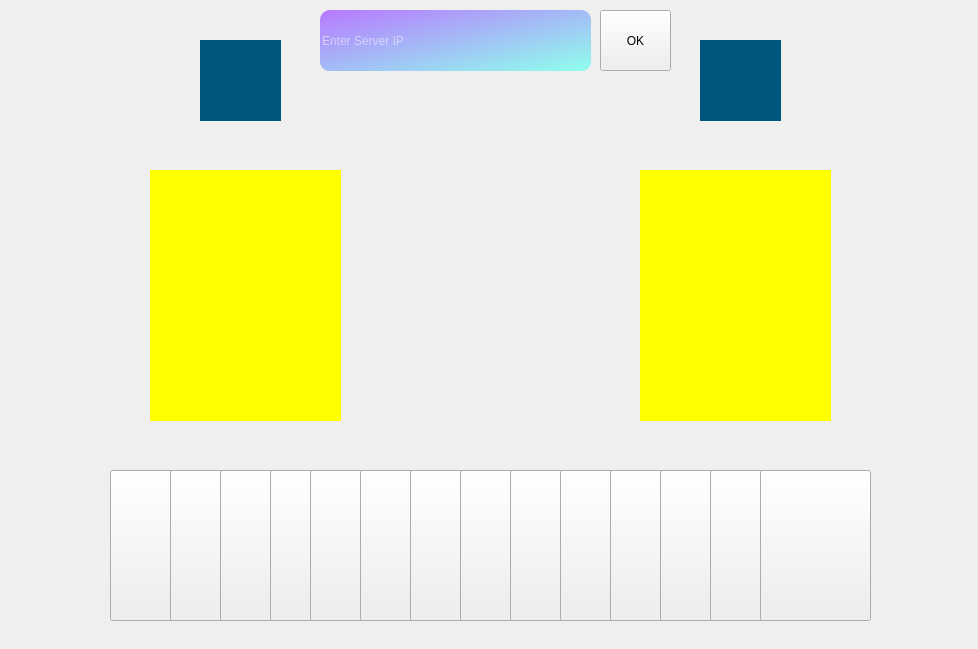
Above: maingame.ui from Mahrokh-M/SkullKing_Never-Executable_7 before the change. Below: the same form after it.
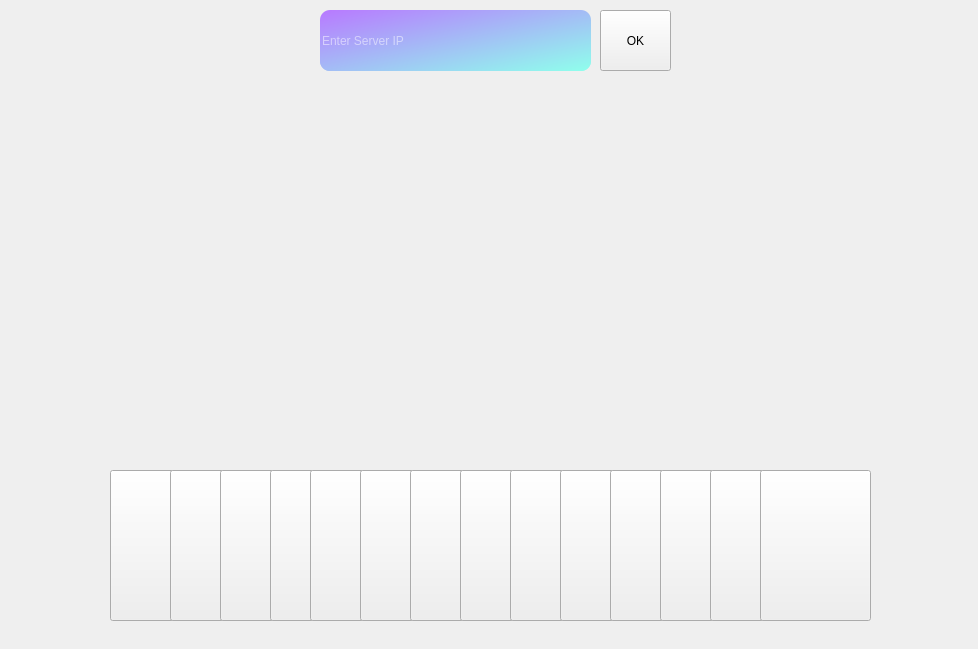
That is the form after the change. Icons and pictures are not drawn.

Commit message: Gifs erreor fixed!

```diff
--- a/maingame.ui
+++ b/maingame.ui
@@ -39,7 +39,7 @@
     </rect>
    </property>
    <property name="styleSheet">
-    <string notr="true">background-color: rgb(0, 85, 127);</string>
+    <string notr="true"/>
    </property>
    <property name="text">
     <string/>
@@ -231,7 +231,7 @@
     </rect>
    </property>
    <property name="styleSheet">
-    <string notr="true">background-color: rgb(255, 255, 0);</string>
+    <string notr="true"/>
    </property>
    <property name="text">
     <string/>
@@ -289,7 +289,7 @@
    <property name="geometry">
     <rect>
      <x>0</x>
-     <y>0</y>
+     <y>-30</y>
      <width>981</width>
      <height>681</height>
     </rect>
@@ -393,7 +393,7 @@
     </rect>
    </property>
    <property name="styleSheet">
-    <string notr="true">background-color: rgb(255, 255, 0);</string>
+    <string notr="true"/>
    </property>
    <property name="text">
     <string/>
@@ -452,7 +452,7 @@
     </rect>
    </property>
    <property name="styleSheet">
-    <string notr="true">background-color: rgb(0, 85, 127);</string>
+    <string notr="true"/>
    </property>
    <property name="text">
     <string/>
```
Left out of the diff: 6 changed lines with no effect on the pictures. The commit also changes 2 other files.
